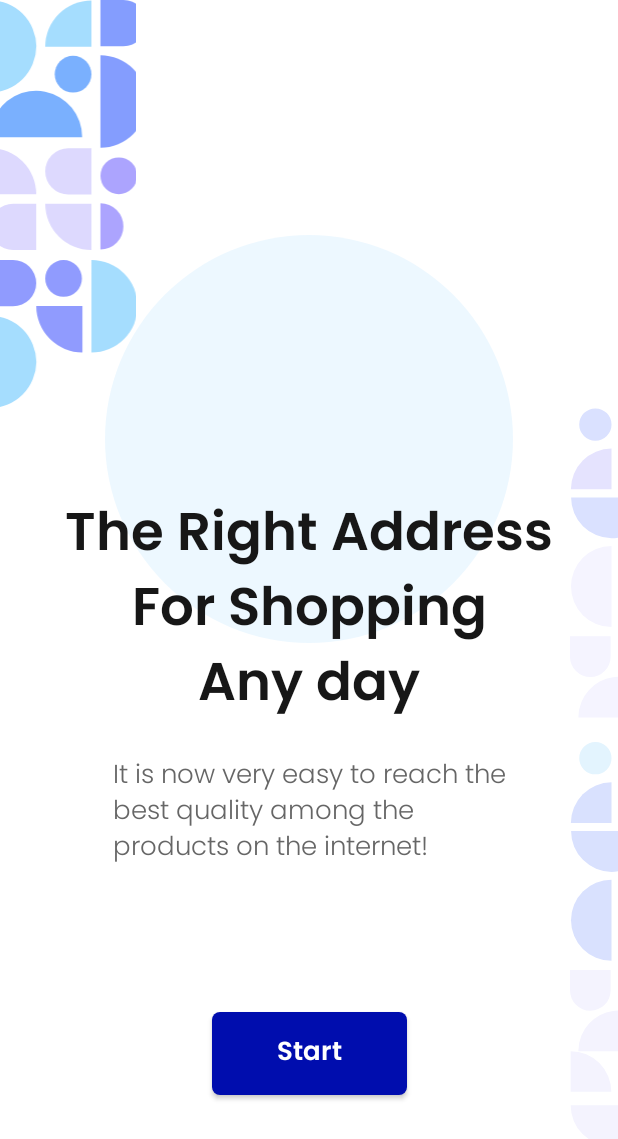
After one commit to Abdelrhmanmomtaz58/AM-Shopping, an Android app: the fragment IntroductionFragment shown on its own in the app's theme, on a phone screen of 412 x 824 dp. The commit adds this screen. Shown: the top 1139 px of the screen. Run offline under Robolectric (Android 15) with nearby library versions, the phone set to English and light mode, and no system bars.

Commit message:
fragment

```diff
--- a/app/build.gradle
+++ b/app/build.gradle
@@ -45,6 +45,9 @@ dependencies {
     androidTestImplementation 'androidx.test.ext:junit:1.2.1'
     androidTestImplementation 'androidx.test.espresso:espresso-core:3.6.1'
 
+    implementation("com.intuit.ssp:ssp-android:1.1.1")
+    implementation("com.intuit.sdp:sdp-android:1.1.1")
+
     apply plugin :"kotlin-kapt"
 
     //Navigation component
--- /dev/null
+++ b/app/src/main/java/com/momtaz/amshopping/fragment/AccountOptionsFragment.kt
@@ -0,0 +1,7 @@
+package com.momtaz.amshopping.fragment
+
+import androidx.fragment.app.Fragment
+import com.momtaz.amshopping.R
+
+class AccountOptionsFragment:Fragment(R.layout.fragment_account_options) {
+}
--- /dev/null
+++ b/app/src/main/java/com/momtaz/amshopping/fragment/IntroductionFragment.kt
@@ -0,0 +1,7 @@
+package com.momtaz.amshopping.fragment
+
+import androidx.fragment.app.Fragment
+import com.momtaz.amshopping.R
+
+class IntroductionFragment:Fragment(R.layout.fragment_introdcution) {
+}
--- /dev/null
+++ b/app/src/main/java/com/momtaz/amshopping/fragment/LoginFragment.kt
@@ -0,0 +1,7 @@
+package com.momtaz.amshopping.fragment
+
+import androidx.fragment.app.Fragment
+import com.momtaz.amshopping.R
+
+class LoginFragment:Fragment(R.layout.fragment_login) {
+}
--- /dev/null
+++ b/app/src/main/java/com/momtaz/amshopping/fragment/RegisterFragment.kt
@@ -0,0 +1,7 @@
+package com.momtaz.amshopping.fragment
+
+import androidx.fragment.app.Fragment
+import com.momtaz.amshopping.R
+
+class RegisterFragment:Fragment(R.layout.fragment_register) {
+}
--- /dev/null
+++ b/app/src/main/res/drawable/texture_left.xml
@@ -0,0 +1,57 @@
+<vector xmlns:android="http://schemas.android.com/apk/res/android"
+    android:width="111.59dp"
+    android:height="290.13dp"
+    android:viewportWidth="111.59"
+    android:viewportHeight="290.13">
+  <path
+      android:pathData="M65.67,97.54A32.82,32.82 0,0 0,2.5 84.94,33 33,0 0,0 0,97.54L65.67,97.54Z"
+      android:fillColor="#7ab0fe"/>
+  <path
+      android:pathData="M0,65.86a33,33 0,0 0,12.6 -2.5A32.93,32.93 0,0 0,23.28 56.24a32.84,32.84 0,0 0,7.14 -10.65,32.76 32.76,0 0,0 0,-25.13A32.84,32.84 0,0 0,23.28 9.8,32.93 32.93,0 0,0 12.6,2.68 33,33 0,0 0,0 0.18L0,65.86Z"
+      android:fillColor="#a5ddfe"/>
+  <path
+      android:pathData="M72.26,177.81a32.92,32.92 0,0 1,-12.6 -2.51A32.93,32.93 0,0 1,48.98 168.17,32.93 32.93,0 0,1 41.84,157.48 32.93,32.93 0,0 1,39.33 144.88L72.26,144.88Z"
+      android:fillColor="#ddd9fe"/>
+  <path
+      android:pathData="M0,105.19A32.92,32.92 0,0 1,12.6 107.7,32.93 32.93,0 0,1 23.28,114.84a32.93,32.93 0,0 1,7.14 10.68,32.93 32.93,0 0,1 2.51,12.6L0,138.12Z"
+      android:fillColor="#ddd9fe"/>
+  <path
+      android:pathData="M39.33,33.28A32.93,32.93 0,0 1,72.26 0.36L72.26,33.28Z"
+      android:fillColor="#a5ddfe"/>
+  <path
+      android:pathData="M0,161.35A16.46,16.46 0,0 1,16.46 144.88L32.92,144.88L32.92,177.81L16.46,177.81A16.46,16.46 0,0 1,0 161.35Z"
+      android:fillColor="#ddd9fe"/>
+  <path
+      android:pathData="M39.33,121.84A16.46,16.46 0,0 0,55.79 138.3L72.26,138.3L72.26,105.37L55.79,105.37A16.46,16.46 0,0 0,39.33 121.84Z"
+      android:fillColor="#ddd9fe"/>
+  <path
+      android:pathData="M46.09,52.77a13.08,13.08 0,1 0,26.16 0a13.08,13.08 0,1 0,-26.16 0z"
+      android:fillColor="#7ab0fe"/>
+  <path
+      android:pathData="M78.66,144.53A16.3,16.3 0,0 1,84.93 145.78a16.37,16.37 0,0 1,5.31 3.57,16.47 16.47,0 0,1 3.55,5.34 16.54,16.54 0,0 1,1.25 6.3,16.54 16.54,0 0,1 -1.25,6.3 16.47,16.47 0,0 1,-3.55 5.34,16.37 16.37,0 0,1 -5.31,3.57A16.3,16.3 0,0 1,78.66 177.46Z"
+      android:fillColor="#aca4fe"/>
+  <path
+      android:pathData="M78.66,105.01L78.66,39.34A33,33 0,0 1,91.26 41.84,32.93 32.93,0 0,1 101.94,48.95a32.84,32.84 0,0 1,7.14 10.65,32.76 32.76,0 0,1 0,25.13A32.83,32.83 0,0 1,101.94 95.4,32.93 32.93,0 0,1 91.26,102.51 33,33 0,0 1,78.66 105.01Z"
+      android:fillColor="#849dfe"/>
+  <path
+      android:pathData="M111.59,16.46A16.46,16.46 0,0 1,95.13 32.93L78.66,32.93L78.66,0L95.13,0A16.46,16.46 0,0 1,111.59 16.46Z"
+      android:fillColor="#849dfe"/>
+  <path
+      android:pathData="M91.74,111.96A13.08,13.08 0,1 1,78.66 125.04,13.08 13.08,0 0,1 91.74,111.96Z"
+      android:fillColor="#aca4fe"/>
+  <path
+      android:pathData="M32.92,217.68L65.85,217.68L65.85,250.61a32.92,32.92 0,0 1,-12.6 -2.51A32.93,32.93 0,0 1,42.57 240.97,32.93 32.93,0 0,1 35.43,230.28 32.93,32.93 0,0 1,32.92 217.68Z"
+      android:fillColor="#909bfe"/>
+  <path
+      android:pathData="M72.26,184.93A32.99,32.99 0,0 1,84.86 187.43,32.94 32.94,0 0,1 95.54,194.55a32.84,32.84 0,0 1,7.14 10.65,32.76 32.76,0 0,1 0,25.13A32.84,32.84 0,0 1,95.54 240.99,32.94 32.94,0 0,1 84.86,248.11 32.99,32.99 0,0 1,72.26 250.61Z"
+      android:fillColor="#a5ddfe"/>
+  <path
+      android:pathData="M0,290.13L0,224.45A33,33 0,0 1,12.6 226.95,32.93 32.93,0 0,1 23.28,234.07a32.84,32.84 0,0 1,7.14 10.65,32.76 32.76,0 0,1 0,25.13A32.83,32.83 0,0 1,23.28 280.51,32.93 32.93,0 0,1 12.6,287.63 33,33 0,0 1,0 290.13Z"
+      android:fillColor="#a5ddfe"/>
+  <path
+      android:pathData="M32.92,201.4A16.46,16.46 0,0 1,16.46 217.86L0,217.86L0,184.93L16.46,184.93A16.46,16.46 0,0 1,32.92 201.4Z"
+      android:fillColor="#909bfe"/>
+  <path
+      android:pathData="M52.41,184.93A13.08,13.08 0,1 1,39.33 198.01,13.08 13.08,0 0,1 52.41,184.93Z"
+      android:fillColor="#909bfe"/>
+</vector>
--- /dev/null
+++ b/app/src/main/res/drawable/texture_right.xml
@@ -0,0 +1,121 @@
+<vector xmlns:android="http://schemas.android.com/apk/res/android"
+    android:width="32dp"
+    android:height="507dp"
+    android:viewportWidth="32"
+    android:viewportHeight="507">
+  <group>
+    <clip-path
+        android:pathData="M0,0h32v507h-32z"/>
+    <path
+        android:pathData="M0.58,276.45A27.09,27.09 0,0 1,27.68 249.36L27.68,276.45Z"
+        android:fillColor="#d9e1fe"/>
+    <path
+        android:pathData="M87.13,249.65a13.44,13.44 0,0 1,-9.53 -3.97,13.57 13.57,0 0,1 4.37,-22.1A13.41,13.41 0,0 1,87.13 222.56L87.13,249.65Z"
+        android:fillColor="#b9b9b9"/>
+    <path
+        android:pathData="M32.95,222.41A27.15,27.15 0,0 1,43.31 224.47a27.1,27.1 0,0 1,8.79 5.86,27.02 27.02,0 0,1 5.87,8.77 26.96,26.96 0,0 1,0 20.68,27.02 27.02,0 0,1 -5.87,8.77 27.1,27.1 0,0 1,-8.79 5.86A27.15,27.15 0,0 1,32.95 276.45L32.95,222.41Z"
+        android:fillColor="#d9e1fe"/>
+    <path
+        android:pathData="M60.04,341.33a27.1,27.1 0,0 0,-2.06 -10.37,27.1 27.1,0 0,0 -5.87,-8.79 27.09,27.09 0,0 0,-8.79 -5.87A27.09,27.09 0,0 0,32.95 314.24L32.95,341.33Z"
+        android:fillColor="#d9e1fe"/>
+    <path
+        android:pathData="M27.68,368.28A27.02,27.02 0,1 1,27.68 314.24L27.68,368.28Z"
+        android:fillColor="#d9e1fe"/>
+    <path
+        android:pathData="M87.13,282.02a27.02,27.02 0,1 0,0 54.04L87.13,282.02Z"
+        android:fillColor="#e6e6e6"/>
+    <path
+        android:pathData="M54.77,281.87a27.16,27.16 0,0 1,-2.06 10.37,27.1 27.1,0 0,1 -5.86,8.79 27.01,27.01 0,0 1,-8.77 5.87,26.95 26.95,0 0,1 -20.68,0 27.02,27.02 0,0 1,-8.77 -5.87,27.1 27.1,0 0,1 -5.86,-8.79A27.16,27.16 0,0 1,0.73 281.87L54.77,281.87Z"
+        android:fillColor="#d9e1fe"/>
+    <path
+        android:pathData="M60.04,355.02A13.55,13.55 0,0 0,73.58 368.57L87.13,368.57L87.13,341.48L73.58,341.48A13.55,13.55 0,0 0,60.04 355.02Z"
+        android:fillColor="#8d8d8d"/>
+    <path
+        android:pathData="M6.15,233.32a10.76,10.76 0,1 0,21.53 0a10.76,10.76 0,1 0,-21.53 0z"
+        android:fillColor="#e3f4fe"/>
+    <path
+        android:pathData="M65.6,265.69a10.76,10.76 0,1 0,21.53 0a10.76,10.76 0,1 0,-21.53 0z"
+        android:fillColor="#8d8d8d"/>
+    <path
+        android:pathData="M33.24,357.81a10.76,10.76 0,1 0,21.53 0a10.76,10.76 0,1 0,-21.53 0z"
+        android:fillColor="#d9e1fe"/>
+    <path
+        android:pathData="M86.69,395.96A13.44,13.44 0,0 0,77.16 399.93a13.57,13.57 0,0 0,4.37 22.1,13.41 13.41,0 0,0 5.16,1.03Z"
+        android:fillColor="#161616"/>
+    <path
+        android:pathData="M60.04,491.68a13.41,13.41 0,0 0,5.16 -1.03,13.47 13.47,0 0,0 4.37,-2.94 13.56,13.56 0,0 0,2.92 -4.4,13.62 13.62,0 0,0 1.03,-5.18 13.62,13.62 0,0 0,-1.03 -5.18,13.56 13.56,0 0,0 -2.92,-4.4A13.47,13.47 0,0 0,65.19 465.62,13.41 13.41,0 0,0 60.04,464.59Z"
+        android:fillColor="#161616"/>
+    <path
+        android:pathData="M32.65,374.43A27.16,27.16 0,0 0,34.71 384.8a27.1,27.1 0,0 0,5.86 8.79,27.01 27.01,0 0,0 8.77,5.87 26.95,26.95 0,0 0,20.68 0,27.01 27.01,0 0,0 8.77,-5.87 27.1,27.1 0,0 0,5.86 -8.79A27.16,27.16 0,0 0,86.69 374.43Z"
+        android:fillColor="#f4f3fe"/>
+    <path
+        android:pathData="M0.44,464.59A27.16,27.16 0,0 0,2.5 474.96a27.1,27.1 0,0 0,5.86 8.79,27.02 27.02,0 0,0 8.77,5.87 26.95,26.95 0,0 0,20.68 0,27.02 27.02,0 0,0 8.77,-5.87 27.1,27.1 0,0 0,5.86 -8.79A27.16,27.16 0,0 0,54.47 464.59Z"
+        android:fillColor="#f4f3fe"/>
+    <path
+        android:pathData="M60.04,551a27.15,27.15 0,0 0,10.37 -2.06,27.1 27.1,0 0,0 8.79,-5.86 27.02,27.02 0,0 0,5.87 -8.77,26.96 26.96,0 0,0 0,-20.68 27.02,27.02 0,0 0,-5.87 -8.77,27.1 27.1,0 0,0 -8.79,-5.86A27.15,27.15 0,0 0,60.04 496.96Z"
+        android:fillColor="#868686"/>
+    <path
+        android:pathData="M59.6,428.47A27.01,27.01 0,0 0,7.62 418.1,27.16 27.16,0 0,0 5.56,428.47Z"
+        android:fillColor="#f4f3fe"/>
+    <path
+        android:pathData="M27.68,524.05L54.77,524.05L54.77,496.96A27.09,27.09 0,0 0,27.68 524.05Z"
+        android:fillColor="#f4f3fe"/>
+    <path
+        android:pathData="M27.53,455.57L0.44,455.57L0.44,428.47A27.08,27.08 0,0 1,10.81 430.53a27.1,27.1 0,0 1,8.79 5.87,27.1 27.1,0 0,1 5.87,8.79A27.09,27.09 0,0 1,27.53 455.57Z"
+        android:fillColor="#f4f3fe"/>
+    <path
+        android:pathData="M13.55,401.52A13.55,13.55 0,0 0,27.09 387.98L27.09,374.43L0,374.43L0,387.98A13.55,13.55 0,0 0,13.55 401.52Z"
+        android:fillColor="#f4f3fe"/>
+    <path
+        android:pathData="M43.86,455.42A10.76,10.76 0,1 1,54.62 444.66,10.76 10.76,0 0,1 43.86,455.42Z"
+        android:fillColor="#f4f3fe"/>
+    <path
+        android:pathData="M0.59,54.15A27.09,27.09 0,0 1,27.68 27.05L27.68,54.15Z"
+        android:fillColor="#e5e3fe"/>
+    <path
+        android:pathData="M87.13,27.35a13.44,13.44 0,0 1,-9.53 -3.97,13.57 13.57,0 0,1 4.37,-22.1A13.41,13.41 0,0 1,87.13 0.25L87.13,27.35Z"
+        android:fillColor="#b9b9b9"/>
+    <path
+        android:pathData="M32.95,0.11A27.15,27.15 0,0 1,43.32 2.16a27.1,27.1 0,0 1,8.79 5.86,27.02 27.02,0 0,1 5.87,8.77 26.96,26.96 0,0 1,0 20.68,27.02 27.02,0 0,1 -5.87,8.77 27.1,27.1 0,0 1,-8.79 5.86A27.15,27.15 0,0 1,32.95 54.15L32.95,0.11Z"
+        android:fillColor="#dae1ff"/>
+    <path
+        android:pathData="M60.04,119.03a27.1,27.1 0,0 0,-2.06 -10.37,27.1 27.1,0 0,0 -5.87,-8.79 27.09,27.09 0,0 0,-8.79 -5.87A27.09,27.09 0,0 0,32.95 91.93L32.95,119.03Z"
+        android:fillColor="#161616"/>
+    <path
+        android:pathData="M27.68,145.97A27.02,27.02 0,1 1,27.68 91.93L27.68,145.97Z"
+        android:fillColor="#f5f4ff"/>
+    <path
+        android:pathData="M87.13,59.71a27.02,27.02 0,1 0,0 54.04L87.13,59.71Z"
+        android:fillColor="#e6e6e6"/>
+    <path
+        android:pathData="M54.77,59.57a27.16,27.16 0,0 1,-2.06 10.37,27.1 27.1,0 0,1 -5.86,8.79 27.01,27.01 0,0 1,-8.77 5.87,26.95 26.95,0 0,1 -20.68,0 27.02,27.02 0,0 1,-8.77 -5.87,27.1 27.1,0 0,1 -5.86,-8.79A27.16,27.16 0,0 1,0.73 59.57L54.77,59.57Z"
+        android:fillColor="#dae1ff"/>
+    <path
+        android:pathData="M60.04,132.72A13.55,13.55 0,0 0,73.59 146.27L87.13,146.27L87.13,119.17L73.59,119.17A13.55,13.55 0,0 0,60.04 132.72Z"
+        android:fillColor="#8d8d8d"/>
+    <path
+        android:pathData="M6.15,11.02a10.76,10.76 0,1 0,21.53 0a10.76,10.76 0,1 0,-21.53 0z"
+        android:fillColor="#dae1ff"/>
+    <path
+        android:pathData="M65.61,43.38a10.76,10.76 0,1 0,21.53 0a10.76,10.76 0,1 0,-21.53 0z"
+        android:fillColor="#8d8d8d"/>
+    <path
+        android:pathData="M33.24,135.5a10.76,10.76 0,1 0,21.53 0a10.76,10.76 0,1 0,-21.53 0z"
+        android:fillColor="#dadada"/>
+    <path
+        android:pathData="M86.69,173.65A13.44,13.44 0,0 0,77.17 177.62a13.57,13.57 0,0 0,4.37 22.1,13.41 13.41,0 0,0 5.16,1.03Z"
+        android:fillColor="#161616"/>
+    <path
+        android:pathData="M32.66,152.13A27.16,27.16 0,0 0,34.71 162.49a27.1,27.1 0,0 0,5.86 8.79,27.01 27.01,0 0,0 8.77,5.87 26.95,26.95 0,0 0,20.68 0,27.01 27.01,0 0,0 8.77,-5.87 27.1,27.1 0,0 0,5.86 -8.79A27.16,27.16 0,0 0,86.69 152.13Z"
+        android:fillColor="#b9b9b9"/>
+    <path
+        android:pathData="M59.6,206.17A27.01,27.01 0,0 0,7.62 195.8,27.16 27.16,0 0,0 5.57,206.17Z"
+        android:fillColor="#f5f4ff"/>
+    <path
+        android:pathData="M59.6,233.26L86.69,233.26L86.69,206.17A27.09,27.09 0,0 0,59.6 233.26Z"
+        android:fillColor="#8d8d8d"/>
+    <path
+        android:pathData="M13.55,179.22A13.55,13.55 0,0 0,27.09 165.67L27.09,152.13L0,152.13L0,165.67A13.55,13.55 0,0 0,13.55 179.22Z"
+        android:fillColor="#f5f4ff"/>
+  </group>
+</vector>
--- /dev/null
+++ b/app/src/main/res/layout/fragment_account_options.xml
@@ -0,0 +1,6 @@
+<?xml version="1.0" encoding="utf-8"?>
+<androidx.constraintlayout.widget.ConstraintLayout xmlns:android="http://schemas.android.com/apk/res/android"
+    android:layout_width="match_parent"
+    android:layout_height="match_parent">
+
+</androidx.constraintlayout.widget.ConstraintLayout>
--- /dev/null
+++ b/app/src/main/res/layout/fragment_introdcution.xml
@@ -0,0 +1,104 @@
+<?xml version="1.0" encoding="utf-8"?>
+<androidx.constraintlayout.widget.ConstraintLayout xmlns:android="http://schemas.android.com/apk/res/android"
+    xmlns:app="http://schemas.android.com/apk/res-auto"
+    android:layout_width="match_parent"
+    android:layout_height="match_parent">
+
+    <ImageView
+        android:layout_width="0dp"
+        android:layout_height="0dp"
+        android:scaleType="centerCrop"
+        android:src="@drawable/texture_left"
+        app:layout_constraintBottom_toBottomOf="@id/guidelineLiftTextture"
+        app:layout_constraintDimensionRatio="1:3"
+        app:layout_constraintStart_toStartOf="parent"
+        app:layout_constraintTop_toTopOf="parent" />
+    <ImageView
+        android:id="@+id/ellipse"
+        android:layout_width="0dp"
+        android:layout_height="0dp"
+        app:layout_constraintStart_toStartOf="@id/guidelineEllipseLeft"
+        app:layout_constraintEnd_toEndOf="@id/guidelineEllipseRight"
+        app:layout_constraintTop_toTopOf="@id/guidelineEllipseTop"
+        app:layout_constraintBottom_toBottomOf="@+id/guidelineEllipseBottom"
+        android:background="@drawable/ellips"
+        app:layout_constraintDimensionRatio="1:1"/>
+    <TextView
+        android:id="@+id/tvRightAddressForShopping"
+        android:layout_width="wrap_content"
+        android:layout_height="wrap_content"
+        style="@style/h4"
+        android:layout_marginTop="115dp"
+        app:layout_constraintTop_toTopOf="@id/guidelineLiftTextture"
+        app:layout_constraintStart_toStartOf="@id/ellipse"
+        app:layout_constraintEnd_toEndOf="@id/ellipse"
+        app:layout_constraintBottom_toBottomOf="@id/ellipse"
+        android:text="@string/rightAddress"
+        android:textAlignment="center"
+        android:gravity="center"/>
+    <TextView
+        android:id="@+id/tvQuality"
+        android:layout_width="wrap_content"
+        android:layout_height="wrap_content"
+        style="@style/h2"
+        app:layout_constraintStart_toStartOf="@id/tvRightAddressForShopping"
+        app:layout_constraintEnd_toEndOf="@id/tvRightAddressForShopping"
+        app:layout_constraintTop_toBottomOf="@id/tvRightAddressForShopping"
+        android:text="@string/qulity"
+        android:layout_marginTop="15dp"/>
+
+    <ImageView
+        android:layout_width="wrap_content"
+        android:layout_height="wrap_content"
+        android:src="@drawable/texture_right"
+        app:layout_constraintEnd_toEndOf="parent"
+        app:layout_constraintTop_toBottomOf="@id/guidelineLiftTextture"/>
+
+<androidx.appcompat.widget.AppCompatButton
+    android:layout_width="130dp"
+    android:layout_height="55dp"
+    style="@style/blueButtonStyle"
+    app:layout_constraintTop_toBottomOf="@id/tvQuality"
+    app:layout_constraintStart_toStartOf="@id/tvQuality"
+    app:layout_constraintEnd_toEndOf="@id/tvQuality"
+    app:layout_constraintBottom_toBottomOf="parent"
+    android:text="Start"/>
+
+
+    <androidx.constraintlayout.widget.Guideline
+        android:id="@+id/guidelineLiftTextture"
+        android:layout_width="wrap_content"
+        android:layout_height="wrap_content"
+        android:orientation="horizontal"
+        app:layout_constraintGuide_percent="0.33" />
+
+    <androidx.constraintlayout.widget.Guideline
+        android:id="@+id/guidelineEllipseLeft"
+        android:layout_width="wrap_content"
+        android:layout_height="wrap_content"
+        android:orientation="vertical"
+        app:layout_constraintGuide_percent="0.15" />
+
+    <androidx.constraintlayout.widget.Guideline
+        android:id="@+id/guidelineEllipseRight"
+        android:layout_width="wrap_content"
+        android:layout_height="wrap_content"
+        android:orientation="vertical"
+        app:layout_constraintGuide_percent="0.85" />
+
+    <androidx.constraintlayout.widget.Guideline
+        android:id="@+id/guidelineEllipseTop"
+        android:layout_width="wrap_content"
+        android:layout_height="wrap_content"
+        android:orientation="horizontal"
+        app:layout_constraintGuide_percent="0.19" />
+
+    <androidx.constraintlayout.widget.Guideline
+        android:id="@+id/guidelineEllipseBottom"
+        android:layout_width="wrap_content"
+        android:layout_height="wrap_content"
+        android:orientation="horizontal"
+        app:layout_constraintGuide_percent="0.52" />
+
+
+</androidx.constraintlayout.widget.ConstraintLayout>
--- /dev/null
+++ b/app/src/main/res/layout/fragment_login.xml
@@ -0,0 +1,6 @@
+<?xml version="1.0" encoding="utf-8"?>
+<androidx.constraintlayout.widget.ConstraintLayout xmlns:android="http://schemas.android.com/apk/res/android"
+    android:layout_width="match_parent"
+    android:layout_height="match_parent">
+
+</androidx.constraintlayout.widget.ConstraintLayout>
--- /dev/null
+++ b/app/src/main/res/layout/fragment_register.xml
@@ -0,0 +1,6 @@
+<?xml version="1.0" encoding="utf-8"?>
+<androidx.constraintlayout.widget.ConstraintLayout xmlns:android="http://schemas.android.com/apk/res/android"
+    android:layout_width="match_parent"
+    android:layout_height="match_parent">
+
+</androidx.constraintlayout.widget.ConstraintLayout>
--- /dev/null
+++ b/app/src/main/res/values/dimens.xml
@@ -0,0 +1,4 @@
+<?xml version="1.0" encoding="utf-8"?>
+<resources>
+    <dimen name="buttonCorners">5dp</dimen>
+</resources>
--- a/app/src/main/res/values/strings.xml
+++ b/app/src/main/res/values/strings.xml
@@ -1,3 +1,5 @@
 <resources>
     <string name="app_name">A&amp;M Shopping</string>
+    <string name="rightAddress">The Right Address\nFor Shopping\nAny day</string>
+    <string name="qulity">It is now very easy to reach the\nbest quality among the\nproducts on the internet!</string>
 </resources>
```
